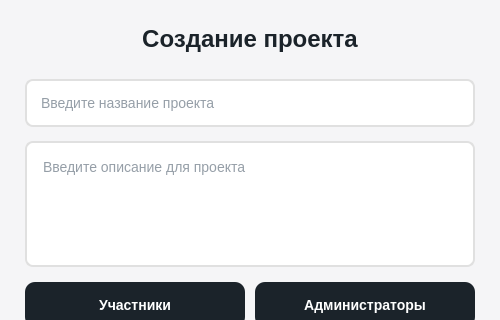
Old version of the form ui/projects/project_creation_dialog.ui in the repository lerakaplich/TaskPlanner2; both pictures show x 0 to 500 and y 0 to 320 of the 500 by 919 pixel window.
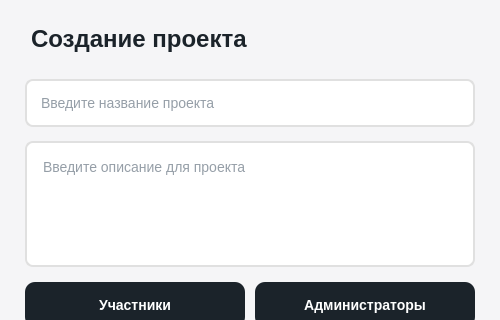
New version of the form.

What changed in the file:
```diff
--- a/ui/projects/project_creation_dialog.ui
+++ b/ui/projects/project_creation_dialog.ui
@@ -123,9 +123,6 @@
      <property name="text">
       <string>Создание проекта</string>
      </property>
-     <property name="alignment">
-      <set>Qt::AlignmentFlag::AlignCenter</set>
-     </property>
     </widget>
    </item>
    <item>
@@ -666,19 +663,6 @@
      </property>
     </widget>
    </item>
-   <item>
-    <spacer name="verticalSpacer">
-     <property name="orientation">
-      <enum>Qt::Orientation::Vertical</enum>
-     </property>
-     <property name="sizeHint" stdset="0">
-      <size>
-       <width>20</width>
-       <height>40</height>
-      </size>
-     </property>
-    </spacer>
-   </item>
   </layout>
  </widget>
  <resources/>
```
Left out of the diff: 7 changed lines with no effect on the pictures.
